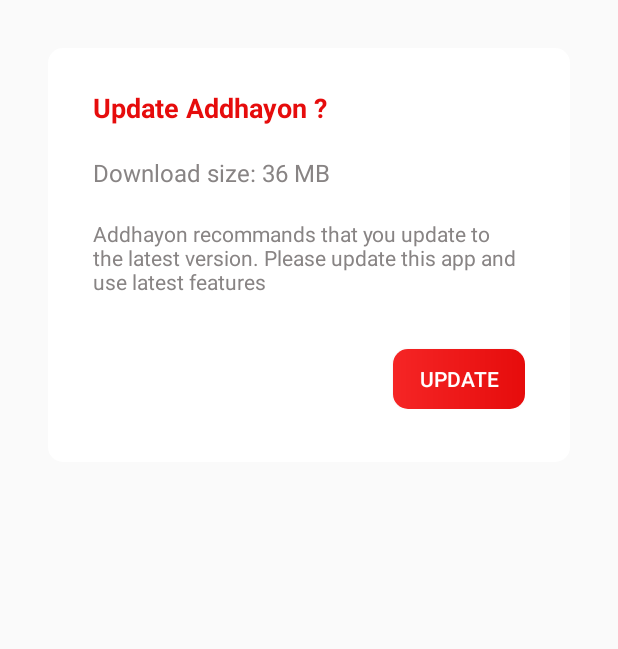
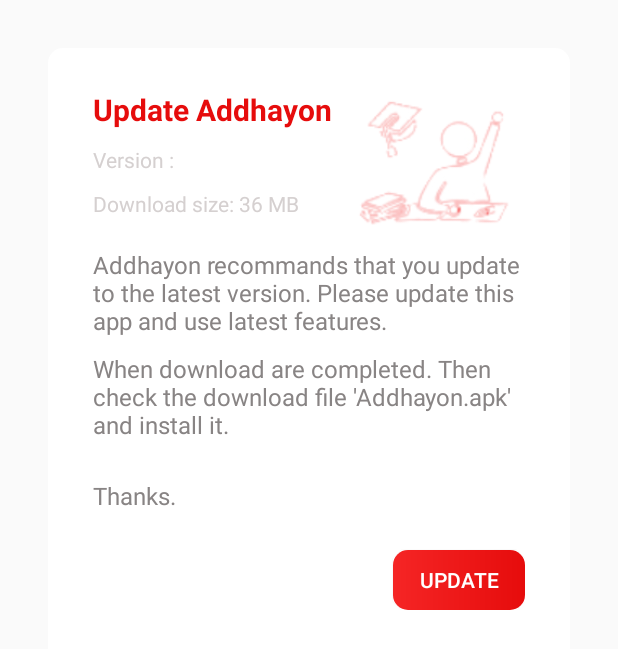
Before and after one commit to rakibul667s/Addhayon-Android-Application, an Android app: the layout update.xml on its own in the app's theme, with its tools: preview values and no code run, on a phone screen of 412 x 824 dp. Shown: the top 649 px of the screen. Run offline under Robolectric (Android 15) with nearby library versions, the phone set to English and light mode, and no system bars; Roboto replaces fonts that are not available here.

Commit message:
Version System

```diff
--- a/app/build.gradle
+++ b/app/build.gradle
@@ -11,8 +11,8 @@ android {
         applicationId "com.example.addhayon"
         minSdk 21
         targetSdk 33
-        versionCode 1
-        versionName "1.0"
+        versionCode 2
+        versionName "1.0.1"
 
         testInstrumentationRunner "androidx.test.runner.AndroidJUnitRunner"
     }
--- a/app/src/main/AndroidManifest.xml
+++ b/app/src/main/AndroidManifest.xml
@@ -18,6 +18,7 @@
     <uses-permission android:name="com.vogella.android.locationapi.maps.permission.MAPS_RECEIVE" />
     <uses-permission android:name="com.google.android.providers.gsf.permission.READ_GSERVICES" />
     <uses-permission android:name="android.permission.READ_EXTERNAL_STORAGE" />
+    <uses-permission android:name="android.permission.WRITE_EXTERNAL_STORAGE" />
     <uses-permission android:name="android.permission.SET_TIMER_SLACK" />
 
     <uses-feature
--- a/app/src/main/java/com/example/addhayon/DBQurey.java
+++ b/app/src/main/java/com/example/addhayon/DBQurey.java
@@ -53,7 +53,7 @@ public class DBQurey {
     public static boolean isMeOnTopList = false;
     public static int g_selected_test_index = 0;
     public static  List<QuestionModel> g_quesList = new ArrayList<>();
-    public static ProfileModel myProfile = new ProfileModel("Addhayon", "null","null","null","null","null","null",0,"null","null", "null","null","null","null","null","null","null","null","null","null","null","null","null");
+    public static ProfileModel myProfile = new ProfileModel("Addhayon", "null","null","null","null","null","null",0,"null","null", "null","null","null","null","null","null","null","null","null","null","null","null","null", "null");
 
     public static ProfileImageModel myImage = new ProfileImageModel("p","c");
     public static RankModel myPerformance = new RankModel("NULL",0,-1,"NULL","NULL","NULL","NULL","NULL","NULL","NULL","NULL","NULL");
@@ -334,6 +334,7 @@ public class DBQurey {
                                         myProfile.setUpcheck(documentSnapshot.getString("UPDATECHECK"));
                                         myProfile.setUplink(documentSnapshot.getString("UPDATELINK"));
                                         myProfile.setVname(documentSnapshot.getString("VERSIONNAME"));
+                                        myProfile.setMb(documentSnapshot.getString("SIZE"));
                                     }
                                 });
 
--- a/app/src/main/res/layout/update.xml
+++ b/app/src/main/res/layout/update.xml
@@ -1,5 +1,6 @@
 <?xml version="1.0" encoding="utf-8"?>
 <androidx.constraintlayout.widget.ConstraintLayout xmlns:android="http://schemas.android.com/apk/res/android"
+    xmlns:tools="http://schemas.android.com/tools"
     android:layout_width="match_parent"
     android:layout_height="wrap_content"
     xmlns:app="http://schemas.android.com/apk/res-auto"
@@ -10,13 +11,25 @@
     android:paddingTop="15dp"
     android:paddingBottom="35dp"
     android:layout_margin="32dp">
+
+    <ImageView
+        android:id="@+id/image"
+        android:layout_width="@dimen/_100sdp"
+        android:layout_height="@dimen/_100sdp"
+        android:layout_marginStart="30dp"
+        android:layout_marginEnd="10dp"
+        android:src="@drawable/logo"
+        app:layout_constraintBottom_toTopOf="@+id/content"
+        app:layout_constraintEnd_toEndOf="parent"
+        app:layout_constraintStart_toEndOf="@+id/version"
+        app:layout_constraintTop_toTopOf="parent" />
     <TextView
         android:id="@+id/title"
         android:layout_width="0dp"
         android:layout_height="wrap_content"
-        android:text="Update Addhayon ?"
+        android:text="Update Addhayon "
         android:textStyle="bold"
-        android:textSize="18sp"
+        android:textSize="20sp"
         android:layout_marginTop="12dp"
         android:textColor="@color/gradient2StartColor"
         app:layout_constraintLeft_toLeftOf="parent"
@@ -25,37 +38,76 @@
 
     <TextView
         android:id="@+id/version"
+        android:layout_width="@dimen/_110sdp"
+        android:layout_height="wrap_content"
+        android:layout_marginTop="10dp"
+        android:text="Version : "
+        android:textColor="@color/i1"
+        android:textSize="14sp"
+        app:layout_constraintLeft_toLeftOf="parent"
+        app:layout_constraintRight_toRightOf="parent"
+        app:layout_constraintStart_toStartOf="parent"
+        app:layout_constraintTop_toBottomOf="@+id/title" />
+
+
+    <TextView
+        android:id="@+id/Mb"
+        android:layout_width="@dimen/_150sdp"
+        android:layout_height="wrap_content"
+        android:layout_marginTop="10dp"
+        android:text="Download size: 36 MB"
+        android:textColor="@color/i1"
+        android:textSize="14sp"
+        app:layout_constraintLeft_toLeftOf="parent"
+        app:layout_constraintRight_toRightOf="parent"
+        app:layout_constraintStart_toStartOf="parent"
+        app:layout_constraintTop_toBottomOf="@+id/version" />
+
+    <TextView
+        android:id="@+id/content"
         android:layout_width="0dp"
         android:layout_height="wrap_content"
-        android:text="Download size: 36 MB"
+        android:text="Addhayon recommands that you update to the latest version. Please update this app and use latest features."
         android:textSize="16sp"
         android:layout_marginTop="20dp"
         android:textColor="@color/i2"
         app:layout_constraintLeft_toLeftOf="parent"
         app:layout_constraintRight_toRightOf="parent"
-        app:layout_constraintTop_toBottomOf="@+id/title"/>
-
+        app:layout_constraintTop_toBottomOf="@+id/Mb"/>
     <TextView
-        android:id="@+id/content"
+        android:id="@+id/pra2"
         android:layout_width="0dp"
         android:layout_height="wrap_content"
-        android:text="Addhayon recommands that you update to the latest version. Please update this app and use latest features"
-        android:textSize="14sp"
-        android:layout_marginTop="20dp"
+        android:text="When download are completed. Then check the download file 'Addhayon.apk' and install it."
+        android:textSize="16sp"
+        android:layout_marginTop="10dp"
         android:textColor="@color/i2"
         app:layout_constraintLeft_toLeftOf="parent"
         app:layout_constraintRight_toRightOf="parent"
-        app:layout_constraintTop_toBottomOf="@+id/version"/>
+        app:layout_constraintTop_toBottomOf="@+id/content"/>
+
+    <TextView
+        android:id="@+id/thanks"
+        android:layout_width="0dp"
+        android:layout_height="wrap_content"
+        android:text="Thanks."
+        android:textSize="16sp"
+        android:layout_marginTop="25dp"
+        android:textColor="@color/i2"
+        app:layout_constraintLeft_toLeftOf="parent"
+        app:layout_constraintRight_toRightOf="parent"
+        app:layout_constraintTop_toBottomOf="@+id/pra2"/>
+
     <Button
         android:id="@+id/update"
         android:layout_width="wrap_content"
         android:layout_height="40dp"
-        android:layout_marginTop="35dp"
+        android:layout_marginTop="25dp"
         android:text="Update"
         android:textColor="@color/white"
         android:background="@drawable/gradient3"
         app:layout_constraintRight_toRightOf="parent"
-        app:layout_constraintTop_toBottomOf="@+id/content"/>
+        app:layout_constraintTop_toBottomOf="@+id/thanks"/>
 
 
 </androidx.constraintlayout.widget.ConstraintLayout>
```
Also changed, not shown: app/src/main/java/com/example/addhayon/Models/ProfileModel.java (+11 -1 lines), app/src/main/java/com/example/addhayon/dashboard.java (+80 -6 lines).
